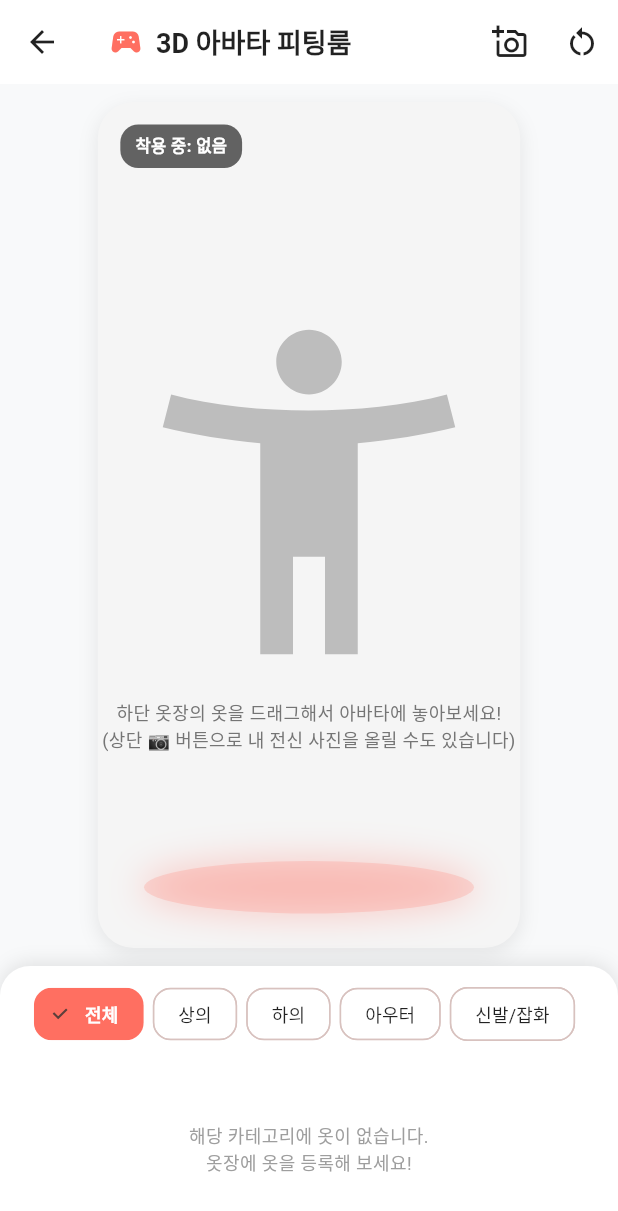
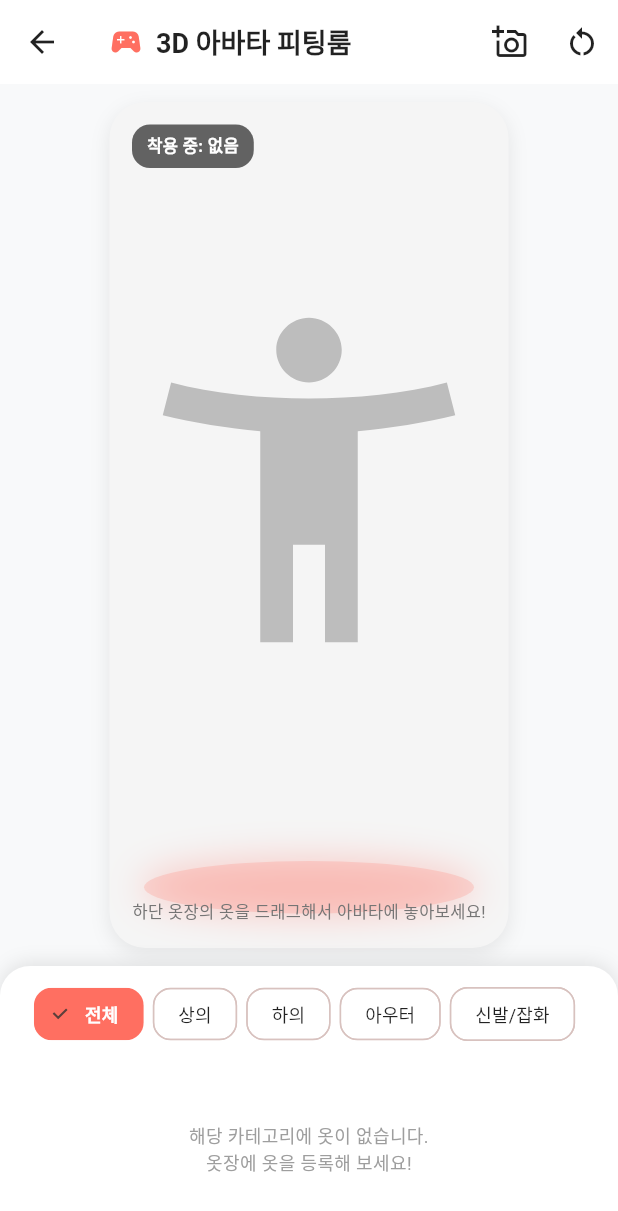
Before and after one commit to sumin-coder/school_project, a Flutter app: the AvatarFittingScreen screen opened directly, on a phone screen of 412 x 824 dp. Shown: the top 1211 px of the screen. Run offline on Flutter 3.47's test engine with Material 3 defaults, Android fonts, the phone set to English and light mode, and no system bars; our stand-ins replace cloud_firestore, firebase_auth, firebase_core, geolocator, google_sign_in, image_picker and 1 more; missing offline and left inert: flutter_naver_login, kakao_flutter_sdk; accounts and stored records are empty.

Commit message:
fix: Align 3D avatar fitting clothing layer proportions accurately over mannequin figure

```diff
--- a/lib/screens/avatar_fitting_screen.dart
+++ b/lib/screens/avatar_fitting_screen.dart
@@ -141,7 +141,12 @@ class _AvatarFittingScreenState extends State<AvatarFittingScreen> {
     });
   }
 
-  Widget _buildEquippedClothImage(ClothItem? item, double top, double left, double width, double height) {
+  Widget _buildEquippedClothImageRelative(ClothItem? item, {
+    required double top,
+    required double left,
+    required double width,
+    required double height,
+  }) {
     if (item == null) return const SizedBox.shrink();
 
     Widget? child;
@@ -286,44 +291,75 @@ class _AvatarFittingScreenState extends State<AvatarFittingScreen> {
                           ),
                         ),
 
-                        // 아바타 피규어 이미지 (내 사진 업로드 기반 또는 기본 3D 아바타)
+                        // 🧍 정밀 비율 스케일드 3D 아바타 피규어 & 레이어 박스 (260 x 380)
+                        SizedBox(
+                          width: 260,
+                          height: 380,
+                          child: Stack(
+                            alignment: Alignment.topCenter,
+                            children: [
+                              // 1. 아바타 피규어 마네킹 또는 내 사진 기반 아바타
                               if (_isGeneratingAvatar)
-                          const Column(
+                                const Center(
+                                  child: Column(
                                     mainAxisAlignment: MainAxisAlignment.center,
                                     children: [
                                       CircularProgressIndicator(color: AppColors.primary),
                                       SizedBox(height: 16),
-                              Text('AI가 3D 아바타 모델을 합성하고 있습니다...'),
+                                      Text('AI가 3D 아바타 모델을 합성 중입니다...'),
                                     ],
+                                  ),
                                 )
                               else if (_customAvatarBytes != null)
-                          Image.memory(_customAvatarBytes!, height: 420, fit: BoxFit.contain)
+                                Image.memory(_customAvatarBytes!, width: 260, height: 380, fit: BoxFit.contain)
                               else
-                          Column(
-                            mainAxisAlignment: MainAxisAlignment.center,
-                            children: [
-                              Icon(
+                                Positioned(
+                                  top: 30,
+                                  child: Icon(
                                     Icons.accessibility_new,
                                     size: 260,
                                     color: isDarkMode ? Colors.grey[700] : Colors.grey[400],
                                   ),
-                              const SizedBox(height: 8),
-                              Text(
-                                '하단 옷장의 옷을 드래그해서 아바타에 놓아보세요!\n(상단 📷 버튼으로 내 전신 사진을 올릴 수도 있습니다)',
-                                textAlign: TextAlign.center,
-                                style: TextStyle(
-                                  fontSize: 12,
-                                  color: isDarkMode ? Colors.grey[400] : Colors.grey[600],
                                 ),
+
+                              // 2. 👗 하의 (Pants/Jeans) - 허리에서 발목까지
+                              _buildEquippedClothImageRelative(
+                                _equippedBottom,
+                                top: 145,
+                                left: 55,
+                                width: 150,
+                                height: 150,
+                              ),
+
+                              // 3. 👕 상의 (Top/Sweater) - 어깨부터 허리선까지
+                              _buildEquippedClothImageRelative(
+                                _equippedTop,
+                                top: 68,
+                                left: 45,
+                                width: 170,
+                                height: 130,
+                              ),
+
+                              // 4. 🧥 아우터 (Coat/Jacket) - 어깨부터 허벅지까지
+                              _buildEquippedClothImageRelative(
+                                _equippedOuter,
+                                top: 62,
+                                left: 35,
+                                width: 190,
+                                height: 150,
+                              ),
+
+                              // 5. 👟 신발 (Shoes) - 발목 아래 발 위치
+                              _buildEquippedClothImageRelative(
+                                _equippedShoes,
+                                top: 275,
+                                left: 60,
+                                width: 140,
+                                height: 60,
                               ),
                             ],
                           ),
-
-                        // 👗 아바타 레이어 위 장착된 의상 오버레이
-                        _buildEquippedClothImage(_equippedShoes, 320, 80, 140, 70),
-                        _buildEquippedClothImage(_equippedBottom, 200, 70, 160, 140),
-                        _buildEquippedClothImage(_equippedTop, 100, 75, 150, 130),
-                        _buildEquippedClothImage(_equippedOuter, 90, 60, 180, 150),
+                        ),
 
                         // 상단 현재 착용 정보 안내 태그
                         Positioned(
@@ -338,6 +374,19 @@ class _AvatarFittingScreenState extends State<AvatarFittingScreen> {
                             child: Text(
                               '착용 중: ${_getEquippedSummary()}',
                               style: const TextStyle(color: Colors.white, fontSize: 11, fontWeight: FontWeight.bold),
+                            ),
+                          ),
+                        ),
+
+                        // 하단 드래그 안내 텍스트
+                        Positioned(
+                          bottom: 12,
+                          child: Text(
+                            '하단 옷장의 옷을 드래그해서 아바타에 놓아보세요!',
+                            textAlign: TextAlign.center,
+                            style: TextStyle(
+                              fontSize: 11,
+                              color: isDarkMode ? Colors.grey[400] : Colors.grey[600],
                             ),
                           ),
                         ),
```
Also changed, not shown: 2 other files. Lines whose indentation alone changed are shown as unchanged.
